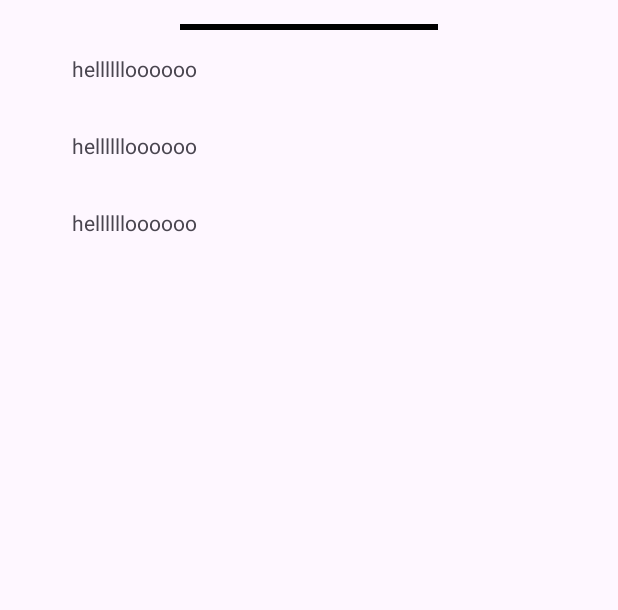
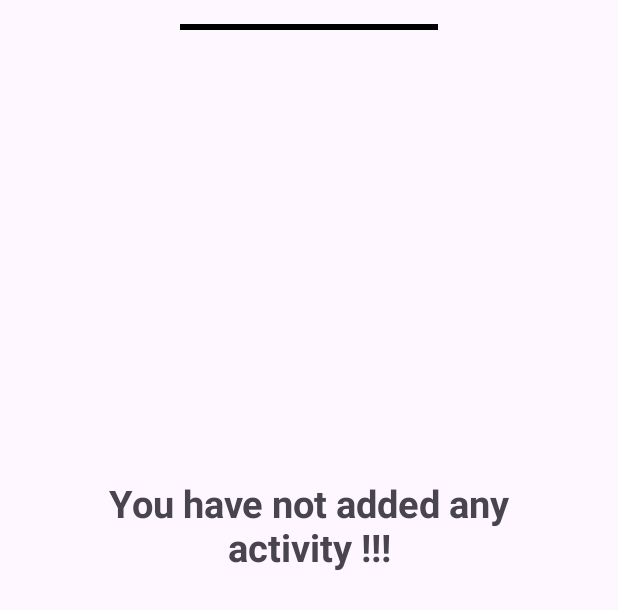
Before and after one commit to ahmedMahoauchi/TinderCloneTest, an Android app: the layout fragment_hello.xml on its own in the app's theme, with its tools: preview values and no code run, on a phone screen of 412 x 824 dp. Shown: the top 610 px of the screen. Run offline under Robolectric (Android 15) with nearby library versions, the phone set to English and light mode, and no system bars.

Commit message:
final final

```diff
--- a/app/src/main/AndroidManifest.xml
+++ b/app/src/main/AndroidManifest.xml
@@ -16,9 +16,6 @@
         android:theme="@style/Theme.Tinderclone"
         tools:targetApi="31">
         <activity
-            android:name=".SwiperActivitiesActivity"
-            android:exported="false" />
-        <activity
             android:name=".MainActivity"
             android:exported="true">
             <intent-filter>
--- a/app/src/main/java/com/example/tinderclone/MainActivity.kt
+++ b/app/src/main/java/com/example/tinderclone/MainActivity.kt
@@ -6,9 +6,9 @@ import android.util.Log
 import android.view.View
 import android.widget.LinearLayout
 import android.widget.TextView
+import androidx.constraintlayout.widget.ConstraintLayout
 import com.barryzeha.dotsloadingview.components.DotsLoadingComponent
 import com.example.tinderclone.fragments.ActivityBottomSheetFragment
-import com.example.tinderclone.fragments.SwipedActivitiesFragment
 import com.example.tinderclone.models.Activity
 import com.example.tinderclone.utils.ApiService
 import com.example.tinderclone.utils.DatabaseHelper
@@ -17,6 +17,7 @@ import retrofit2.Call
 
 class MainActivity : AppCompatActivity() {
     private lateinit var textActivity : TextView
+    private lateinit var cadre : ConstraintLayout
     private lateinit var greenButton : LinearLayout
     private lateinit var redButton : LinearLayout
     private lateinit var blueButton : LinearLayout
@@ -44,6 +45,7 @@ class MainActivity : AppCompatActivity() {
             val bottomSheetFragment = ActivityBottomSheetFragment()
             bottomSheetFragment.show(supportFragmentManager, "activity_bottom_sheet")
         }
+
 
     }
 
--- a/app/src/main/res/layout/activity_main.xml
+++ b/app/src/main/res/layout/activity_main.xml
@@ -71,7 +71,8 @@
     </LinearLayout>
 
     <androidx.constraintlayout.widget.ConstraintLayout
-        android:id="@+id/home_cadre"
+
+        android:id="@+id/SwipeableConstraintLayout"
         android:layout_width="0dp"
         android:layout_height="0dp"
         android:layout_marginStart="32dp"
--- a/app/src/main/res/layout/fragment_hello.xml
+++ b/app/src/main/res/layout/fragment_hello.xml
@@ -26,10 +26,26 @@
         android:layout_marginStart="16dp"
         android:layout_marginEnd="16dp"
         android:layout_marginBottom="16dp"
+        android:visibility="invisible"
         app:layout_constraintBottom_toBottomOf="parent"
         app:layout_constraintEnd_toEndOf="parent"
         app:layout_constraintStart_toStartOf="parent"
-        tools:listitem="@layout/activity_item"
-        app:layout_constraintTop_toBottomOf="@+id/view" />
+        app:layout_constraintTop_toBottomOf="@+id/view"
+        tools:listitem="@layout/activity_item" />
+
+    <TextView
+        android:id="@+id/textView"
+        android:layout_width="0dp"
+        android:layout_height="wrap_content"
+        android:layout_marginStart="32dp"
+        android:layout_marginEnd="32dp"
+        android:text="You have not added any activity !!!"
+        android:textSize="25dp"
+        android:gravity="center"
+        android:textStyle="bold"
+        app:layout_constraintBottom_toBottomOf="parent"
+        app:layout_constraintEnd_toEndOf="parent"
+        app:layout_constraintStart_toStartOf="parent"
+        app:layout_constraintTop_toTopOf="parent" />
 
 </androidx.constraintlayout.widget.ConstraintLayout>
```
Also changed, not shown: app/src/main/java/com/example/tinderclone/SwiperActivitiesActivity.kt (deleted, +0 -11 lines), app/src/main/java/com/example/tinderclone/fragments/ActivityBottomSheetFragment.kt (+21 -20 lines), app/src/main/java/com/example/tinderclone/fragments/SwipeToDeleteCallback.kt (added, +14 -0 lines), app/src/main/java/com/example/tinderclone/fragments/SwipedActivitiesFragment.kt (deleted, +0 -39 lines), app/src/main/res/layout/activity_swiper_activities.xml (deleted, +0 -9 lines), app/src/main/res/layout/fragment_swiped_activities_list_dialog.xml (deleted, +0 -35 lines), app/src/main/res/layout/fragment_swiped_activities_list_dialog_item.xml (deleted, +0 -13 lines).
